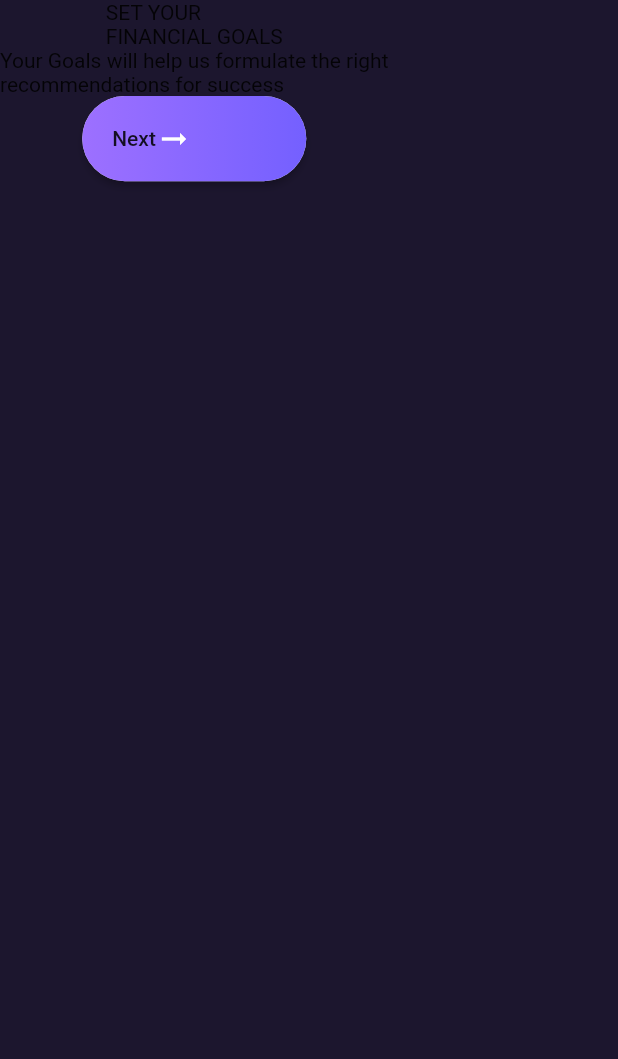
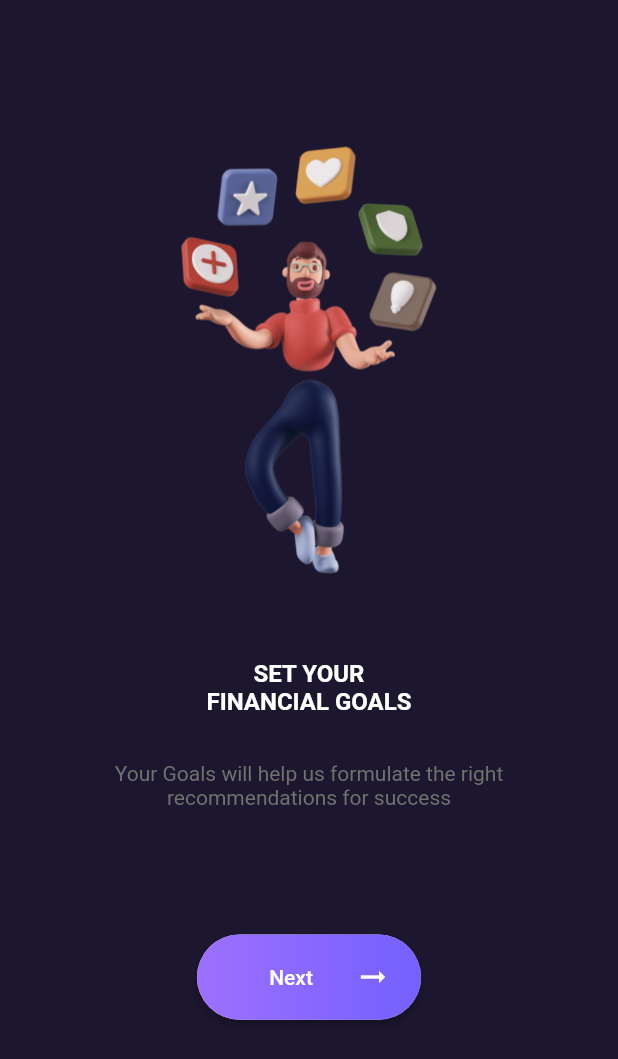
Before and after one commit to isnihal/Ocean-Bank, a Flutter app: the screen it shows after launch, after a tap on "Get Started", on a phone screen of 412 x 824 dp. Shown: the top 1059 px of the screen. Run offline on Flutter 3.47's test engine with Material 2 defaults, Android fonts, the phone set to English and light mode, and no system bars; our stand-ins replace flutter_screenutil.

Commit message:
Intro page two

```diff
--- a/lib/screens/intro_page.dart
+++ b/lib/screens/intro_page.dart
@@ -87,11 +87,19 @@ class _IntroPageState extends State<IntroPage> {
     ):
     currentState==STATE.TWO?Scaffold(
       backgroundColor: Color(0xFF1C162E),
-      body: Column(
+      body: SizedBox(
+        width: double.infinity,
+        height: double.infinity,
+        child: Column(
           crossAxisAlignment: CrossAxisAlignment.center,
           children: [
-          Text("SET YOUR\nFINANCIAL GOALS"),
-          Text("Your Goals will help us formulate the right\nrecommendations for success"),
+            SizedBox(height: ScreenUtil().setHeight(96),),
+            Image.asset("assets/images/intro_two.png",height: ScreenUtil().setHeight(281),width: ScreenUtil().setWidth(168),),
+            SizedBox(height: ScreenUtil().setHeight(56),),
+            Text("SET YOUR\nFINANCIAL GOALS",textAlign: TextAlign.center,style: TextStyle(color: Colors.white,fontWeight: FontWeight.w600,fontSize: 16),),
+            SizedBox(height: ScreenUtil().setHeight(30),),
+            Text("Your Goals will help us formulate the right\nrecommendations for success",textAlign: TextAlign.center,style: TextStyle(color: Color(0xFF707070),fontSize: 14),),
+            SizedBox(height: ScreenUtil().setHeight(82),),
             Container(
               width: ScreenUtil().setWidth(136),
               height: ScreenUtil().setHeight(56),
@@ -114,8 +122,10 @@ class _IntroPageState extends State<IntroPage> {
                       ),
                     ),
                     child: Row(
+                      mainAxisAlignment: MainAxisAlignment.spaceBetween,
                       children: [
-                      Text("Next"),
+                        SizedBox(),
+                        Text("Next",style: TextStyle(color: Colors.white),),
                         Icon(Icons.arrow_right_alt_outlined,color: Colors.white,)
                       ],
                     ),
@@ -125,6 +135,7 @@ class _IntroPageState extends State<IntroPage> {
             )
           ],
         ),
+      ),
     ):Scaffold();
   }
 }
--- a/pubspec.yaml
+++ b/pubspec.yaml
@@ -48,6 +48,7 @@ flutter:
   # To add assets to your application, add an assets section, like this:
   assets:
     - assets/images/intro_one.png
+    - assets/images/intro_two.png
 
   # An image asset can refer to one or more resolution-specific "variants", see
   # https://flutter.dev/assets-and-images/#resolution-aware.
```
Also changed, not shown: assets/images/intro_two.png (added). Lines whose indentation alone changed are shown as unchanged.
